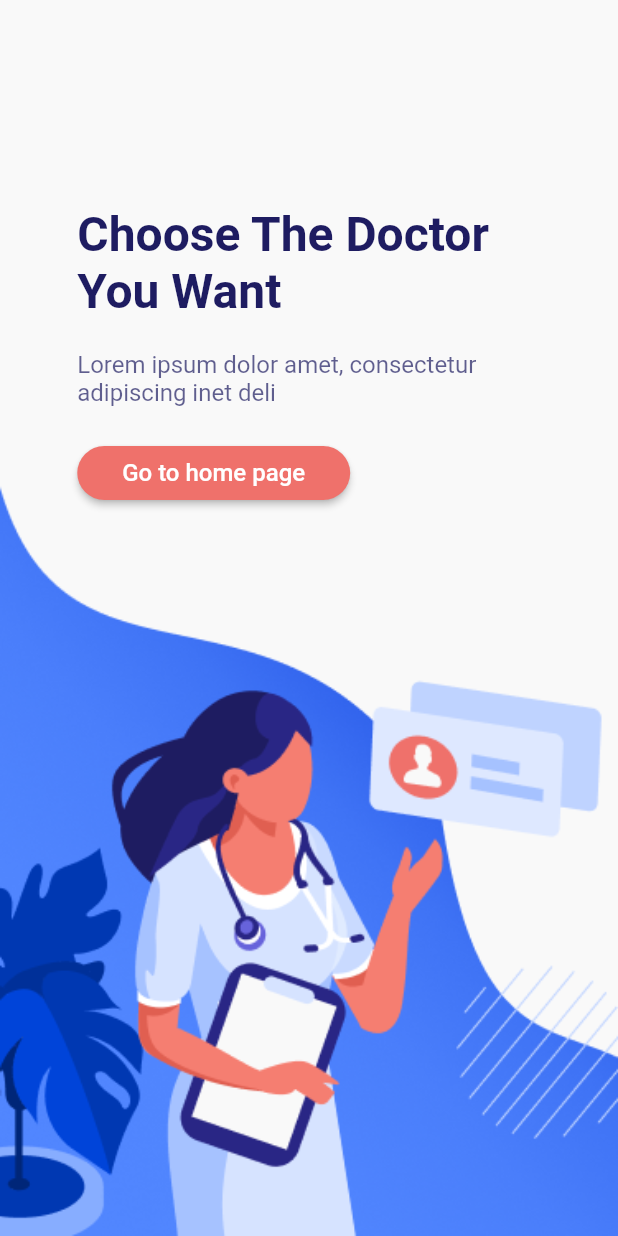
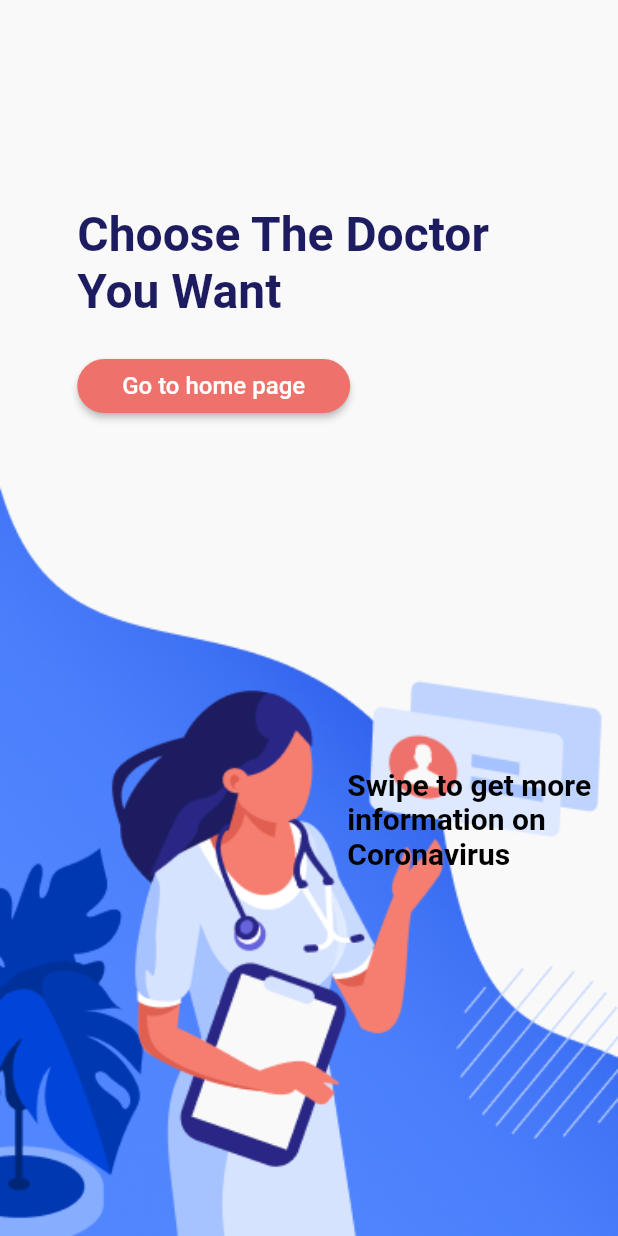
Before and after one commit to deepsh1210/Medical-App, a Flutter app: the OnboardingScreen screen opened directly, on a phone screen of 412 x 824 dp. Run offline on Flutter 3.47's test engine with Material 2 defaults, Android fonts, the phone set to English and light mode, and no system bars; our stand-ins replace curved_navigation_bar, flutter_screenutil, flutter_spinkit, flutter_svg, font_awesome_flutter, line_awesome_flutter and 2 more; accounts and stored records are empty.

Commit message:
UI changes in Home page

```diff
--- a/lib/Screens/HomeScreen.dart
+++ b/lib/Screens/HomeScreen.dart
@@ -39,16 +39,6 @@ class OnboardingScreen extends StatelessWidget {
                     SizedBox(
                       height: 20,
                     ),
-                    Text(
-                      'Lorem ipsum dolor amet, consectetur\nadipiscing inet deli',
-                      style: TextStyle(
-                        fontSize: 16,
-                        color: kTitleTextColor.withOpacity(0.7),
-                      ),
-                    ),
-                    SizedBox(
-                      height: 20,
-                    ),
                     MaterialButton(
                       onPressed: () {
                         Navigator.push(
@@ -73,6 +63,45 @@ class OnboardingScreen extends StatelessWidget {
                         ),
                       ),
                     ),
+                    SizedBox(
+                      height: 230,
+                    ),
+                    Padding(
+                      padding: const EdgeInsets.only(left: 180),
+                      child: Text(
+                        "Swipe to get more",
+                        textAlign: TextAlign.left,
+                        style: TextStyle(
+                          fontWeight: FontWeight.bold,
+                          fontSize: 20,
+                          color: Colors.black,
+                        ),
+                      ),
+                    ),
+                    Padding(
+                      padding: const EdgeInsets.only(left: 180),
+                      child: Text(
+                        "information on",
+                        textAlign: TextAlign.left,
+                        style: TextStyle(
+                          fontWeight: FontWeight.bold,
+                          fontSize: 20,
+                          color: Colors.black,
+                        ),
+                      ),
+                    ),
+                    Padding(
+                      padding: const EdgeInsets.only(left: 180),
+                      child: Text(
+                        "Coronavirus",
+                        textAlign: TextAlign.left,
+                        style: TextStyle(
+                          fontWeight: FontWeight.bold,
+                          fontSize: 20,
+                          color: Colors.black,
+                        ),
+                      ),
+                    ),
                   ],
                 ),
               ),
--- a/lib/Screens/UserInfo.dart
+++ b/lib/Screens/UserInfo.dart
@@ -6,7 +6,7 @@ class UserInfo extends StatelessWidget {
   Widget build(BuildContext context) {
     return MaterialApp(
       home: Scaffold(
-        backgroundColor: Color(0xFF5957A1),
+        backgroundColor: Colors.blue,
         body: SafeArea(
             child: Column(
           mainAxisAlignment: MainAxisAlignment.center,
@@ -28,7 +28,7 @@ class UserInfo extends StatelessWidget {
               'beemaarCurry@gmail.com',
               style: TextStyle(
                 fontFamily: 'Source Sans Pro',
-                color: Color(0xFF958BD1),
+                color: Colors.white,
                 fontSize: 20.0,
                 letterSpacing: 2.5,
                 fontWeight: FontWeight.bold,
--- a/lib/Screens/home_screen.dart
+++ b/lib/Screens/home_screen.dart
@@ -21,7 +21,15 @@ class HomeScreen extends StatelessWidget {
                 child: Row(
                   mainAxisAlignment: MainAxisAlignment.spaceBetween,
                   children: <Widget>[
-                    SvgPicture.asset('assets/icons/menu.svg'),
+                    GestureDetector(
+                      child: Icon(
+                        Icons.arrow_back_ios,
+                        color: Colors.black,
+                      ),
+                      onTap: () {
+                        Navigator.pop(context);
+                      },
+                    ),
                     SvgPicture.asset('assets/icons/profile.svg'),
                   ],
                 ),
```
Also changed, not shown: images/steph.jpg (added).
